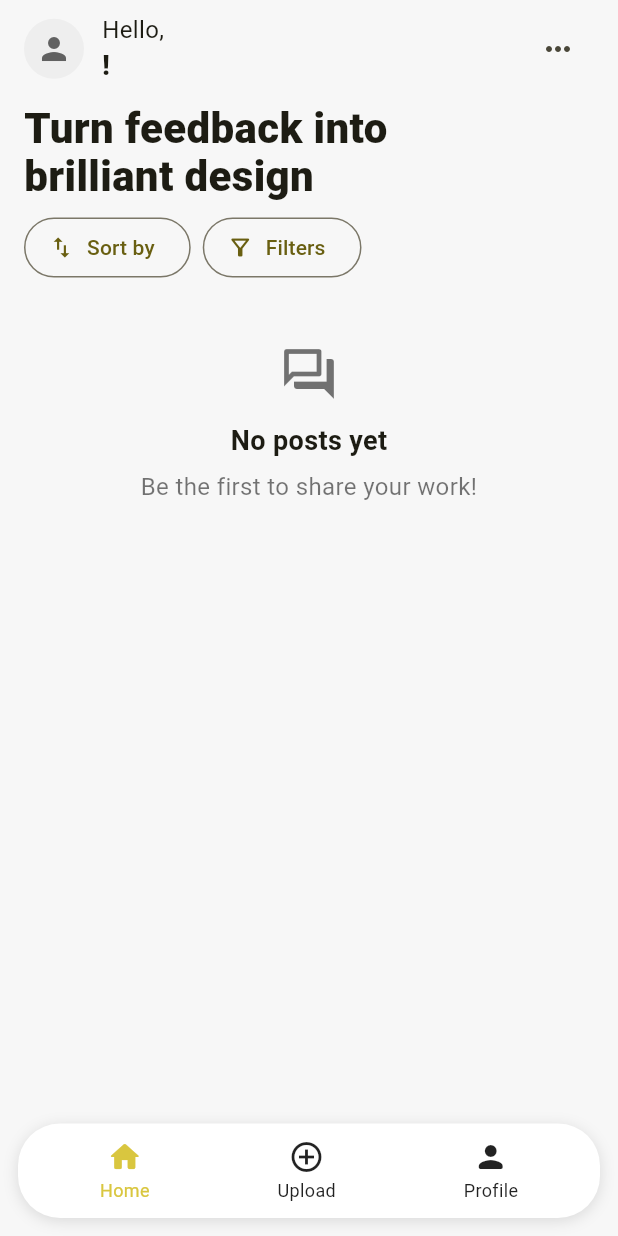
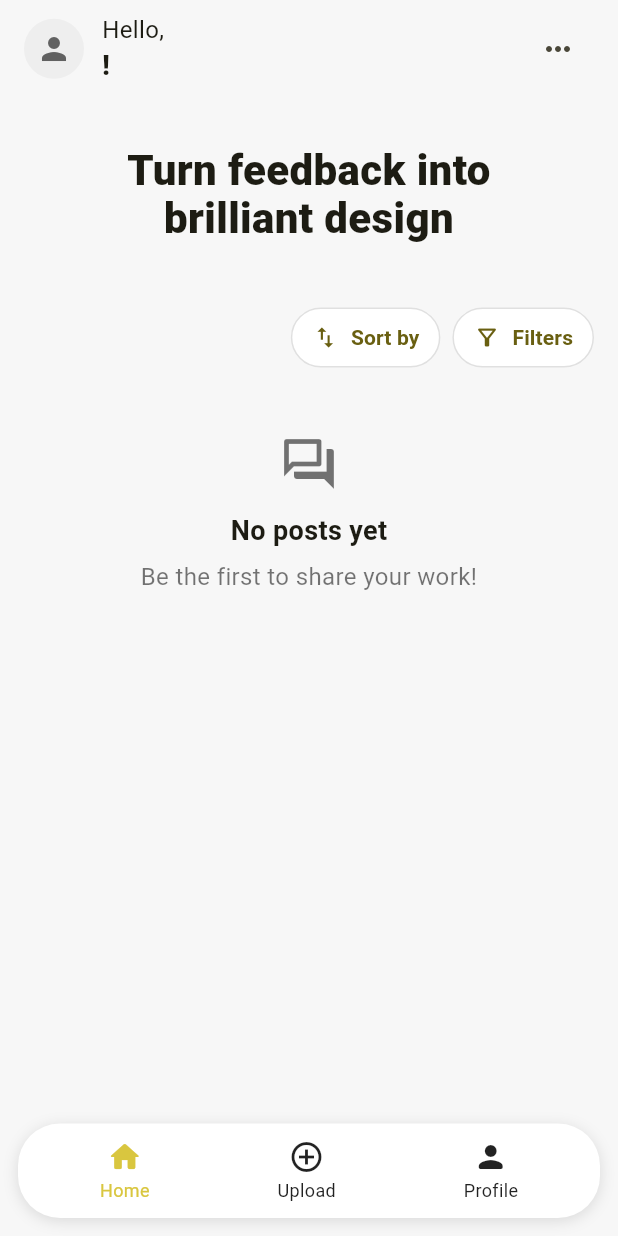
Before and after one commit to bogda-an/design_critique, a Flutter app: the HomeScreen screen opened by its route, item 2 of the bottom bar chosen, after a tap on "CANCEL", on a phone screen of 412 x 824 dp. Run offline on Flutter 3.47's test engine with Material 3 defaults, Android fonts, the phone set to English and light mode, and no system bars; our stand-ins replace cloud_firestore, firebase_auth, firebase_core, firebase_storage, image_picker; accounts and stored records are empty.

Commit message:
changing  ui

```diff
--- a/lib/screens/home_screen.dart
+++ b/lib/screens/home_screen.dart
@@ -51,7 +51,7 @@ class _HomeScreenState extends State<HomeScreen> {
 
             return CustomScrollView(
               slivers: [
-                // Header
+                // Header (unchanged, no extra top spacer)
                 SliverToBoxAdapter(
                   child: Padding(
                     padding: const EdgeInsets.fromLTRB(16, 8, 16, 0),
@@ -74,11 +74,17 @@ class _HomeScreenState extends State<HomeScreen> {
                   ),
                 ),
 
+                // === 40px gap between header and slogo ===
+                const SliverToBoxAdapter(child: SizedBox(height: 40)),
+
+                // Slogo centered
                 const SliverToBoxAdapter(
                   child: Padding(
-                    padding: EdgeInsets.fromLTRB(16, 12, 16, 8),
+                    padding: EdgeInsets.symmetric(horizontal: 16),
+                    child: Center(
                       child: Text(
                         'Turn feedback into\nbrilliant design',
+                        textAlign: TextAlign.center,
                         style: TextStyle(
                           fontSize: 28,
                           fontWeight: FontWeight.w800,
@@ -87,30 +93,57 @@ class _HomeScreenState extends State<HomeScreen> {
                       ),
                     ),
                   ),
+                ),
 
-                // Sort / Filter
+                // === 40px gap below slogo ===
+                const SliverToBoxAdapter(child: SizedBox(height: 40)),
+
+                // Sort / Filter — right aligned, pill design
                 SliverToBoxAdapter(
                   child: Padding(
                     padding: const EdgeInsets.symmetric(horizontal: 16),
                     child: Row(
+                      mainAxisAlignment: MainAxisAlignment.end,
                       children: [
                         OutlinedButton.icon(
                           onPressed: _pickSortBy,
-                          icon: const Icon(Icons.swap_vert),
+                          icon: const Icon(Icons.swap_vert, size: 18),
                           label: Text(
                             _sortBy == _SortBy.dateDesc ? 'Sort by' : 'Sort: Stars',
+                            style: const TextStyle(fontWeight: FontWeight.w600),
+                          ),
+                          style: OutlinedButton.styleFrom(
+                            backgroundColor: Colors.white,
+                            side: const BorderSide(color: Colors.black12, width: 1),
+                            shape: RoundedRectangleBorder(
+                              borderRadius: BorderRadius.circular(40), // pill
+                            ),
+                            padding: const EdgeInsets.symmetric(horizontal: 14, vertical: 10),
                           ),
                         ),
                         const SizedBox(width: 8),
                         OutlinedButton.icon(
                           onPressed: _pickFilters,
-                          icon: const Icon(Icons.filter_alt_outlined),
-                          label: Text(_filterLabel),
+                          icon: const Icon(Icons.filter_alt_outlined, size: 18),
+                          label: Text(
+                            _filterLabel,
+                            style: const TextStyle(fontWeight: FontWeight.w600),
+                          ),
+                          style: OutlinedButton.styleFrom(
+                            backgroundColor: Colors.white,
+                            side: const BorderSide(color: Colors.black12, width: 1),
+                            shape: RoundedRectangleBorder(
+                              borderRadius: BorderRadius.circular(40), // pill
+                            ),
+                            padding: const EdgeInsets.symmetric(horizontal: 14, vertical: 10),
+                          ),
                         ),
                       ],
                     ),
                   ),
                 ),
+
+                // === 12px gap before cards ===
                 const SliverToBoxAdapter(child: SizedBox(height: 12)),
 
                 // Posts list
--- a/lib/screens/upload_screen.dart
+++ b/lib/screens/upload_screen.dart
@@ -252,10 +252,11 @@ class _UploadScreenState extends State<UploadScreen> {
 
             const SizedBox(height: 20),
 
+            // ==== Buttons row (match Feedback screen) ====
             Row(
+              mainAxisAlignment: MainAxisAlignment.end,
               children: [
-                Expanded(
-                  child: OutlinedButton(
+                ElevatedButton(
                   onPressed: _submitting
                       ? null
                       : () {
@@ -267,30 +268,44 @@ class _UploadScreenState extends State<UploadScreen> {
                           });
                           Navigator.pop(context);
                         },
-                    style: OutlinedButton.styleFrom(
-                      padding: const EdgeInsets.symmetric(vertical: 14),
-                      side: const BorderSide(color: Colors.brown),
-                      shape: const StadiumBorder(),
-                      foregroundColor: Colors.brown,
+                  style: ElevatedButton.styleFrom(
+                    backgroundColor: const Color(0xFF64330A), // cancel color
+                    foregroundColor: Colors.white,
+                    elevation: 3,
+                    shadowColor: Colors.black26,
+                    padding: const EdgeInsets.symmetric(horizontal: 20, vertical: 8),
+                    minimumSize: const Size(0, 40),
+                    shape: const StadiumBorder(), // pill
+                    textStyle: const TextStyle(
+                      fontWeight: FontWeight.w700,
+                      letterSpacing: .25,
+                    ),
                   ),
                   child: const Text('CANCEL'),
                 ),
-                ),
                 const SizedBox(width: 12),
-                Expanded(
-                  child: ElevatedButton(
+                ElevatedButton(
                   onPressed: _submitting ? null : _submit,
                   style: ElevatedButton.styleFrom(
-                      backgroundColor: yellow,
-                      shape: const StadiumBorder(),
-                      padding: const EdgeInsets.symmetric(vertical: 14),
-                      elevation: 2,
-                      foregroundColor: Colors.white,
+                    backgroundColor: const Color(0xFFE1D145), // submit color
+                    foregroundColor: Colors.white, // white text
+                    elevation: 3,
+                    shadowColor: Colors.black26,
+                    padding: const EdgeInsets.symmetric(horizontal: 20, vertical: 8),
+                    minimumSize: const Size(0, 40),
+                    shape: const StadiumBorder(), // pill
+                    textStyle: const TextStyle(
+                      fontWeight: FontWeight.w700,
+                      letterSpacing: .25,
+                    ),
                   ),
                   child: _submitting
-                        ? const SizedBox(height: 18, width: 18, child: CircularProgressIndicator(strokeWidth: 2))
+                      ? const SizedBox(
+                          height: 18,
+                          width: 18,
+                          child: CircularProgressIndicator(strokeWidth: 2),
+                        )
                       : const Text('SUBMIT'),
-                  ),
                 ),
               ],
             ),
```
Also changed, not shown: lib/screens/feedback_screen.dart (+31 -10 lines). Lines whose indentation alone changed are shown as unchanged.
